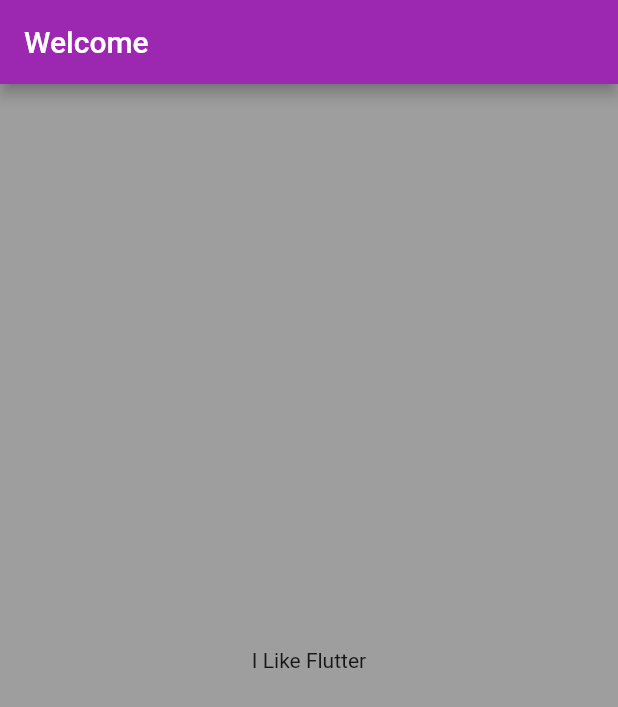
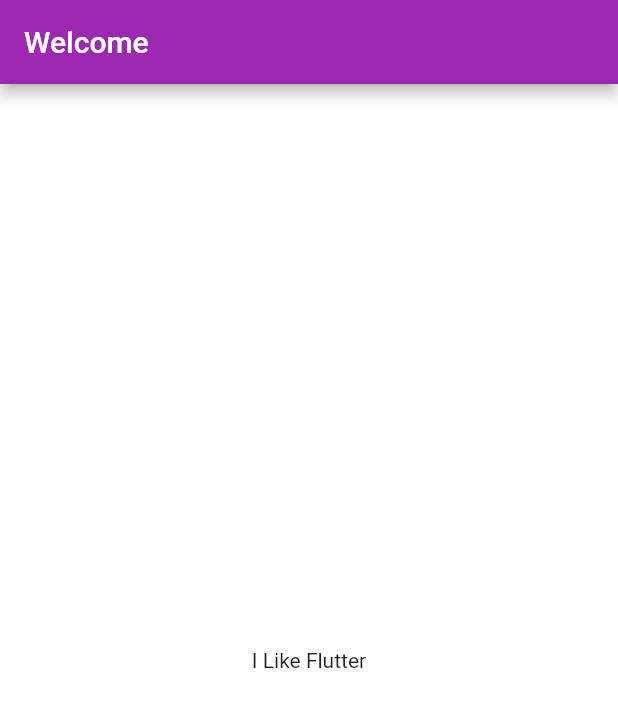
Before and after one commit to Prefect1109/FlutterTestApp, a Flutter app: the screen it shows after launch, on a phone screen of 412 x 824 dp. Shown: the top 707 px of the screen. Run offline on Flutter 3.47's test engine with Material 2 defaults, Android fonts, the phone set to English and light mode, and no system bars.

Commit message:
Some minor changes

```diff
--- a/lib/main.dart
+++ b/lib/main.dart
@@ -3,7 +3,7 @@ import 'package:flutter/material.dart';
 void main() => runApp(SolidTestApp());
 
 class SolidTestApp extends StatelessWidget {
-  // This widget is the root of your application.
+  // This widget is the root of application.
   @override
   Widget build(BuildContext context) {
     return MaterialApp(
@@ -24,24 +24,74 @@ class SampleAppPage extends StatefulWidget {
 }
 
 class _SampleAppPageState extends State<SampleAppPage> {
-  // Default placeholder text
   bool needToChange = false;
   String textToShow = "I Like Flutter";
   String appBarTitleToShow = "Welcome";
-  Color backGroundColor = Colors.grey;
+
+   var list = [Colors.green,
+     Colors.lightBlue,
+     Colors.blue,
+     Colors.grey,
+     Colors.white,
+     Colors.purple,
+     Colors.pink,
+     Colors.amber,
+     Colors.amberAccent,
+     Colors.red,
+     Colors.cyan,
+     Colors.greenAccent,
+   ];
+
+  int random = 0;
+  int randomMax = 12;
+
+  Color containerBackGroundColor = Colors.white;
+
   void _updateText() {
+    setState(() {
+      // One text ot another - we choosing by boolean
+      if (needToChange) {
+        // Changing text in center
+        textToShow = "Flutter looks good";
+        // Changing text in navigation Bar
+        appBarTitleToShow = "Welcome";
+
+        // Getting semi-random int for next color
+        if (random + 1 == randomMax) {
+          random = 0;
+        } else {
+          random += 1;
+        }
+        // Getting selected color
+        containerBackGroundColor = list[random];
+        // Changing boolean on opposite
+        needToChange = false;
+      } else {
+        // Changing text in center
+        textToShow = "Flutter looks so good";
+        // Changing text in navigation Bar
+        appBarTitleToShow = "This is my First App";
+
+        // Getting semi-random int for next color
+        if (random + 1 == randomMax) {
+          random = 0;
+        } else {
+          random += 1;
+        }
+        // Getting selected color
+        containerBackGroundColor = list[random];
+        // Changing boolean on opposite
+        needToChange = true;
+
+      }
+    });
+  }
+
+  void _updateColor() {
     setState(() {
       // update the text
       if (needToChange) {
-         textToShow = "Flutter looks good";
-         appBarTitleToShow = "Welcome";
-         backGroundColor = Colors.grey;
-         needToChange = false;
       } else {
-        textToShow = "Flutter looks so good";
-        appBarTitleToShow = "This is my First App";
-        backGroundColor = Colors.lightBlue;
-        needToChange = true;
       }
     });
   }
@@ -52,6 +102,7 @@ class _SampleAppPageState extends State<SampleAppPage> {
         title: Text(appBarTitleToShow),
       ),
       body: Center(
+        // Update text and backgroundColor on tap
         child: GestureDetector(
           onTap: () {
             _updateText();
@@ -59,7 +110,7 @@ class _SampleAppPageState extends State<SampleAppPage> {
             child: Container(
               height: MediaQuery.of(context).size.height,
               width:  MediaQuery.of(context).size.width,
-              color: backGroundColor,
+              color: containerBackGroundColor,
               child: Center(child: Text(textToShow))
          )
         ),
```
Also changed, not shown: 25 other files.
